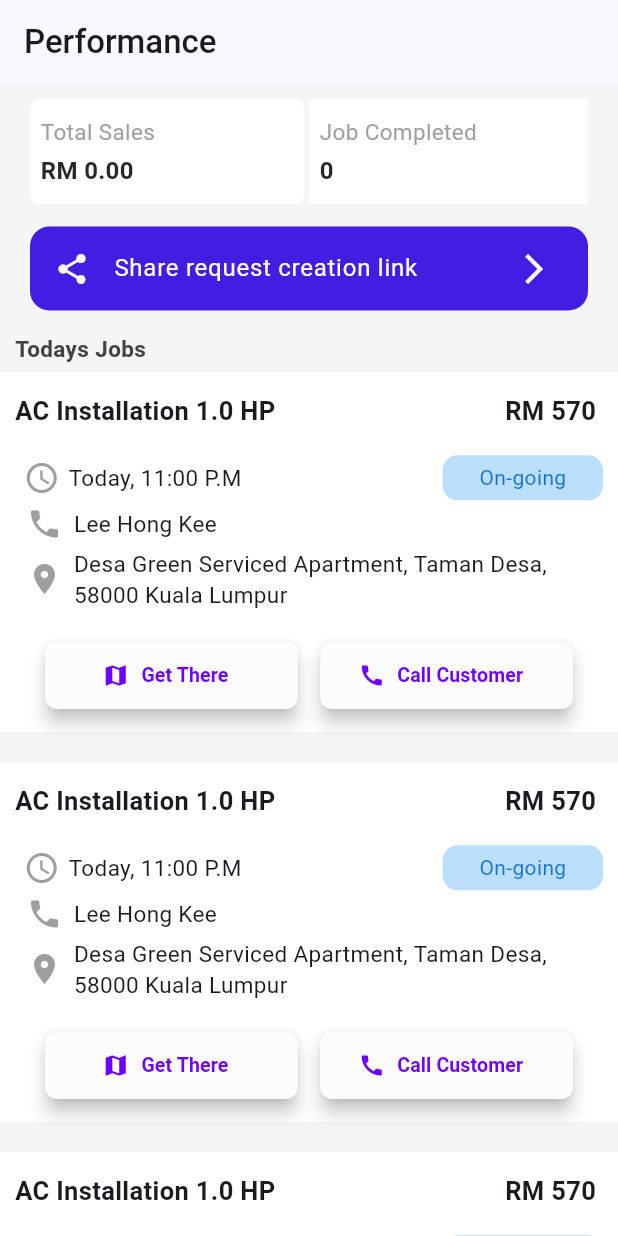
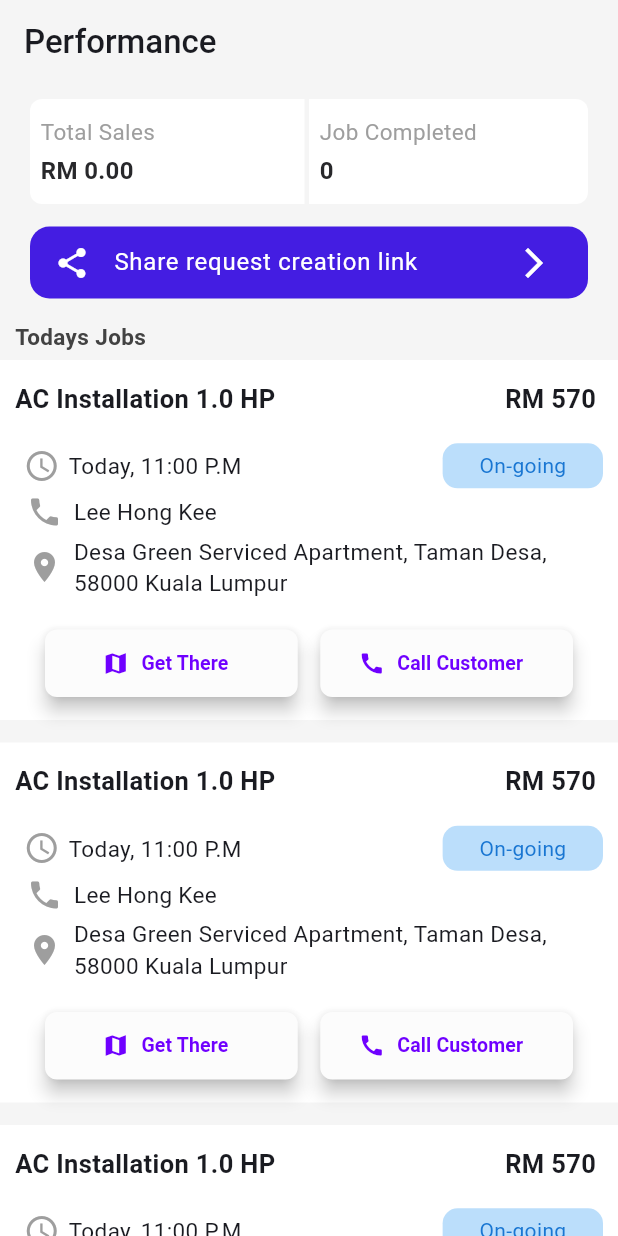
Before and after one commit to AdlilAfiq11/WorkPulse_flutter_frontend, a Flutter app: the HomePageView screen opened directly, on a phone screen of 412 x 824 dp. Run offline on Flutter 3.47's test engine with Material 3 defaults, Android fonts, the phone set to English and light mode, and no system bars; our stand-ins replace dotted_border, fluentui_system_icons; missing offline and left inert: syncfusion_flutter_signaturepad.

Commit message:
Minor update home view

```diff
--- a/lib/views/home/home_view.dart
+++ b/lib/views/home/home_view.dart
@@ -23,7 +23,10 @@ class _HomePageViewState extends State<HomePageView> {
                   height: 70,
                   decoration: BoxDecoration(
                     color: Colors.white,
-                    borderRadius: const BorderRadius.all(Radius.circular(8)),
+                    borderRadius: const BorderRadius.only(
+                      topLeft: Radius.circular(8),
+                      bottomLeft: Radius.circular(8),
+                    ),
                     border: Border(
                       right: BorderSide(
                         color: AppColor().lightGrey,
@@ -63,6 +66,10 @@ class _HomePageViewState extends State<HomePageView> {
                   height: 70,
                   decoration: const BoxDecoration(
                     color: Colors.white,
+                    borderRadius: BorderRadius.only(
+                      topRight: Radius.circular(8),
+                      bottomRight: Radius.circular(8),
+                    ),
                   ),
                   child: Padding(
                     padding: const EdgeInsets.all(7.0),
@@ -98,6 +105,7 @@ class _HomePageViewState extends State<HomePageView> {
     Widget shareLink() => Padding(
           padding: const EdgeInsets.fromLTRB(20, 0, 20, 0),
           child: ListTile(
+            dense: true,
             onTap: () {},
             tileColor: AppColor().blueViolet,
             shape: RoundedRectangleBorder(
@@ -143,6 +151,7 @@ class _HomePageViewState extends State<HomePageView> {
           'Performance',
           style: TextStyle(fontWeight: FontWeight.w500),
         ),
+        backgroundColor: AppColor().lightGrey,
         automaticallyImplyLeading: false,
       ),
       body: Column(
@@ -159,7 +168,7 @@ class _HomePageViewState extends State<HomePageView> {
             child: ListView.builder(
               itemCount: 4,
               itemBuilder: ((context, index) => Padding(
-                    padding: const EdgeInsets.only(bottom: 20),
+                    padding: const EdgeInsets.only(bottom: 15),
                     child: createJobCard(context),
                   )),
             ),
```
